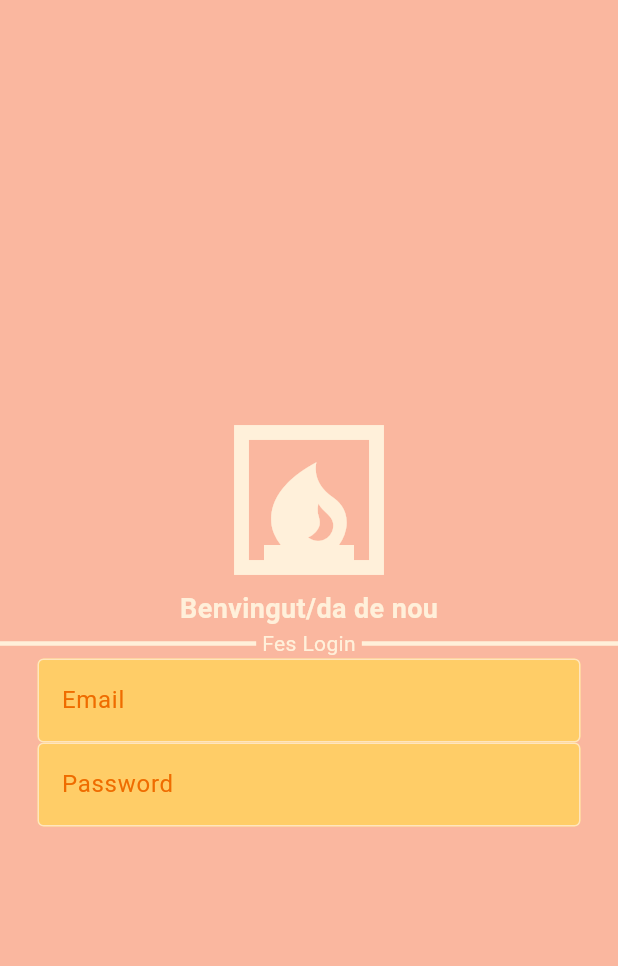
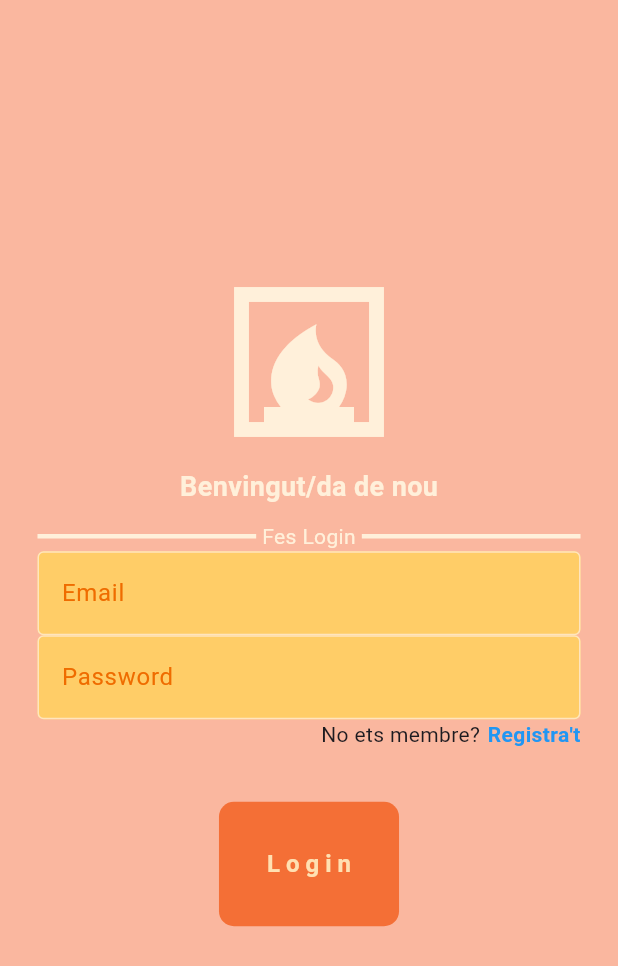
Before and after one commit to RamonAlgo/fluter_firebase_2324, a Flutter app: the screen it shows after launch, on a phone screen of 412 x 824 dp. Shown: the top 966 px of the screen. Run offline on Flutter 3.47's test engine with Material 3 defaults, Android fonts, the light colour scheme and no system bars.

Commit message:
UI Login feta

```diff
--- /dev/null
+++ b/lib/components/boto_auth.dart
@@ -0,0 +1,29 @@
+import 'package:flutter/material.dart';
+
+class BotoAuth extends StatelessWidget {
+  const BotoAuth({super.key});
+
+  @override
+  Widget build(BuildContext context) {
+    return Container(
+      decoration: BoxDecoration(
+        borderRadius: BorderRadius.circular(10),
+        color: Color.fromARGB(255, 244, 111, 54),
+      ),
+      padding: const EdgeInsets.symmetric(
+        horizontal: 30,
+         vertical: 30,
+         ),
+      margin: const EdgeInsets.all(25),
+      child: Text(
+        "Login",
+        style: TextStyle(
+          color: Colors.orange[100],
+          fontWeight: FontWeight.bold,
+          fontSize: 16,
+          letterSpacing: 4,
+        ),
+        ),
+    );
+  }
+}
--- a/lib/pagines/pagina_login.dart
+++ b/lib/pagines/pagina_login.dart
@@ -1,3 +1,4 @@
+import 'package:fluter_firebase_2324/components/boto_auth.dart';
 import 'package:fluter_firebase_2324/components/textfield_auth.dart';
 import 'package:flutter/material.dart';
 
@@ -29,6 +30,8 @@ class _PaginaLoginState extends State<PaginaLogin> {
               color: Color.fromARGB(255, 255, 240, 218),
             ),
 
+            const SizedBox(height: 10,),
+
             // Frase
 
             const Text(
@@ -43,7 +46,11 @@ class _PaginaLoginState extends State<PaginaLogin> {
 
             // Text divisori
 
-            const Row(
+            const SizedBox(height: 10,),
+
+            const Padding(
+              padding: EdgeInsets.symmetric(horizontal: 25,),
+              child: Row(
                 children: [
                   Expanded(
                     child: Divider(
@@ -66,6 +73,7 @@ class _PaginaLoginState extends State<PaginaLogin> {
                   ),
                 ],
               ),
+            ),
 
             // TextField Email.
 
@@ -83,9 +91,35 @@ class _PaginaLoginState extends State<PaginaLogin> {
               obscureText: true,
             ),
 
-            // No estas registrat/da
+
+
+            // No estàs registra/da
+            Padding(
+              padding: EdgeInsets.symmetric(horizontal: 25),
+              child: Row(
+                mainAxisAlignment: MainAxisAlignment.end,
+                children: [
+                  Text("No ets membre?"),
+                  SizedBox(width: 5,),
+                  GestureDetector(
+                    onTap: () {},
+                    child: Text(
+                      "Registra't",
+                      style: TextStyle(
+                        fontWeight: FontWeight.bold,
+                        color: Colors.blue,
+                      ),
+                    ),
+                  ),
+                ],
+              ),
+            ),
+
+            const SizedBox(height: 10,),
 
             // Boto login
+            const BotoAuth(),
+
 
           ],
         ),
```
Also changed, not shown: lib/components/textfield_auth.dart (line endings or trailing spaces). Lines whose indentation alone changed are shown as unchanged.
